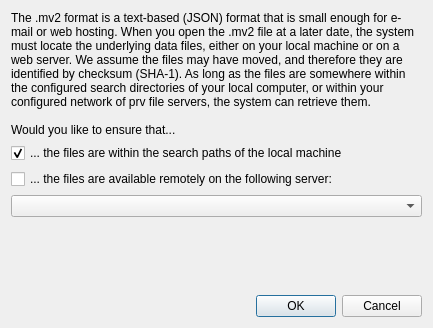
simonsfoundation/mountainlab_test2, file mountainview/src/controlwidgets/exportmv2filedialog.ui: the form before one commit.
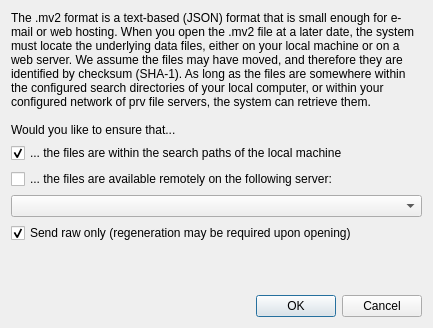
The form after the commit.

The edit to the form file:
```diff
--- a/mountainview/src/controlwidgets/exportmv2filedialog.ui
+++ b/mountainview/src/controlwidgets/exportmv2filedialog.ui
@@ -48,6 +48,16 @@
      <item>
       <widget class="QComboBox" name="server"/>
      </item>
+     <item>
+      <widget class="QCheckBox" name="raw_only">
+       <property name="text">
+        <string>Send raw only (regeneration may be required upon opening)</string>
+       </property>
+       <property name="checked">
+        <bool>true</bool>
+       </property>
+      </widget>
+     </item>
      <item>
       <spacer name="verticalSpacer">
        <property name="orientation">
```
Left out of the diff: 3 changed lines with no effect on the pictures.
